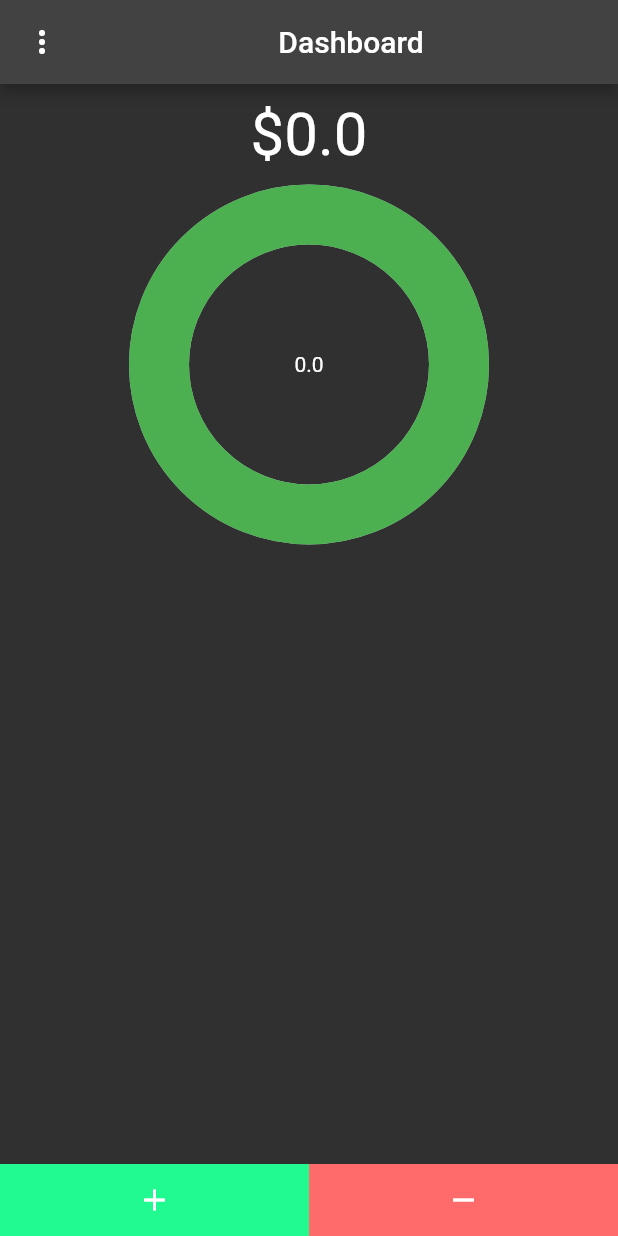
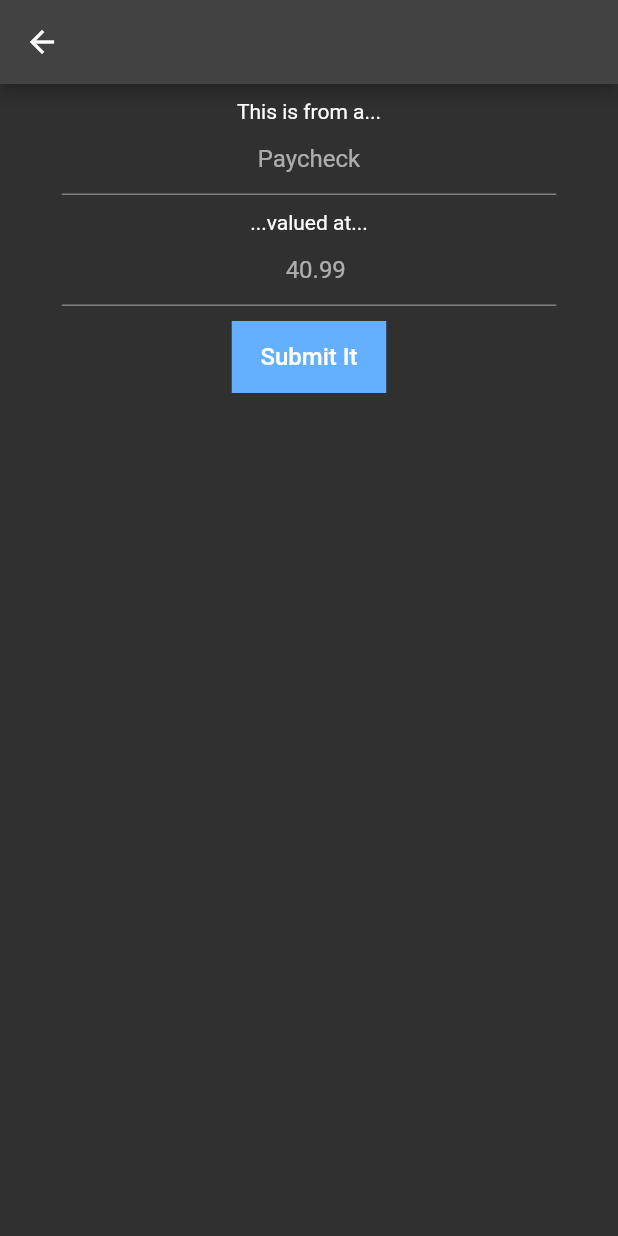
Before and after one commit to CaseyNguyen/Stax, a Flutter app: the screen it shows after launch, after a tap on the "remove" icon, on a phone screen of 412 x 824 dp. Run offline on Flutter 3.47's test engine with Material 2 defaults, Android fonts, the light colour scheme and no system bars; drawn by our look-alikes of percent_indicator; our stand-ins replace floor, sqflite; accounts and stored records are empty; generated files the repository leaves out were written again; Roboto replaces fonts that are missing (Georgia).

Commit message:
Had to switch name of Transaction to Income due to conflicts with SQFlite.

```diff
--- a/lib/dao/transaction_dao.dart
+++ b/lib/dao/income_dao.dart
@@ -1,4 +1,4 @@
-// transaction_dao.dart
+// income_dao.dart
 // Created by Casey Nguyen
 // VERSION CONTROL:
 // 8.18.2023 - DAO created.
@@ -13,21 +13,21 @@ import 'package:floor/floor.dart';
 import '../entities/transaction.dart';
 
 @dao
-abstract class TransactionDao{
+abstract class IncomeDao{
   // Retrieve ALL transactions from the DB.
-  @Query('SELECT * FROM Transaction')
-  Future<List<Transaction>> findAllTransactions();
+  @Query('SELECT * FROM Income')
+  Future<List<Income>> findAllTransactions();
 
   // Get the last known ID.
-  @Query('SELECT IFNULL(MAX(id), 0) FROM Transaction')
+  @Query('SELECT IFNULL(MAX(id), 0) FROM Income')
   Future<int?> retrieveLastID();
 
   // Remove all incomes.
   // OUT: Resets the database, but doesn't drop the table.
-  @Query('DELETE FROM Transaction')
+  @Query('DELETE FROM Income')
   Future<void> deleteIncomes();
 
   // Insert an income into the DB.
   @insert
-  Future<void> insertIncome(Transaction income);
+  Future<void> insertIncome(Income income);
 }
--- a/lib/database/database.dart
+++ b/lib/database/database.dart
@@ -9,12 +9,12 @@ import 'dart:async';
 import 'package:floor/floor.dart';
 import 'package:sqflite/sqflite.dart' as sqflite;
 
-import '../dao/transaction_dao.dart';
+import '../dao/income_dao.dart';
 import '../entities/transaction.dart';
 
 part 'database.g.dart';
 
-@Database(version: 1, entities: [Transaction])
+@Database(version: 1, entities: [Income])
 abstract class BudgeDatabase extends FloorDatabase {
-  TransactionDao get transactionDao;
+  IncomeDao get incomeDao;
 }
--- a/lib/entities/transaction.dart
+++ b/lib/entities/transaction.dart
@@ -8,11 +8,11 @@
 import 'package:floor/floor.dart';
 
 @entity
-class Transaction{
+class Income{
   @primaryKey
   final int id;
   final String name;
   final double value;
 
-  Transaction(this.id, this.name, this.value);
+  Income(this.id, this.name, this.value);
 }
--- a/lib/add_form.dart
+++ b/lib/forms/expense_form.dart
@@ -1,4 +1,4 @@
-// add_form.dart
+// income_form.dart
 // Created by Casey Nguyen
 // VERSION CONTROL:
 // 8.17.2023 - Created page. Added one field with no connections.
@@ -10,14 +10,14 @@ import 'package:flutter/material.dart';
 import 'package:flutter/services.dart';
 import 'package:provider/provider.dart';
 
-import 'entities/transaction.dart';
+import '../entities/transaction.dart';
 import 'dart:math' as math;
 
 
-class IncomeForm extends StatefulWidget{
-  const IncomeForm({Key? key}) : super(key: key);
+class ExpenseForm extends StatefulWidget{
+  const ExpenseForm({Key? key}) : super(key: key);
   @override
-  _IncomeFormState createState() => _IncomeFormState();
+  _ExpenseFormState createState() => _ExpenseFormState();
 }
 
 // Code is repurposed from Ajay Kumar. Special thanks!
@@ -32,23 +32,19 @@ class DecimalTextInputFormatter extends TextInputFormatter {
       ) {
     TextSelection newSelection = newValue.selection;
     String truncated = newValue.text;
-
     if (decimalRange != null) {
       String value = newValue.text;
-
       if (value.contains(".") &&
           value.substring(value.indexOf(".") + 1).length > decimalRange) {
         truncated = oldValue.text;
         newSelection = oldValue.selection;
       } else if (value == ".") {
         truncated = "0.";
-
         newSelection = newValue.selection.copyWith(
           baseOffset: math.min(truncated.length, truncated.length + 1),
           extentOffset: math.min(truncated.length, truncated.length + 1),
         );
       }
-
       return TextEditingValue(
         text: truncated,
         selection: newSelection,
@@ -59,7 +55,7 @@ class DecimalTextInputFormatter extends TextInputFormatter {
   }
 }
 
-class _IncomeFormState extends State<IncomeForm>{
+class _ExpenseFormState extends State<ExpenseForm>{
   final _formKey = GlobalKey<FormState>();
   final label = TextEditingController();
   final value = TextEditingController();
--- a/lib/main.dart
+++ b/lib/main.dart
@@ -3,16 +3,19 @@
 // VERSION CONTROL:
 // 8.17.2023 - Created the application. Assigned to Wrapper.
 
-import 'package:budge/add_form.dart';
+import 'package:budge/forms/income_form.dart';
 import 'package:budge/database/viewmodel.dart';
 import 'package:budge/wrapper.dart';
 import 'package:flutter/material.dart';
 import 'package:provider/provider.dart';
 import 'database/database.dart';
+import 'package:flutter/widgets.dart';
+import 'package:path/path.dart';
+import 'package:sqflite/sqflite.dart';
 
 void main() async {
   WidgetsFlutterBinding.ensureInitialized();
-  runApp(MyApp(database: await $FloorBudgeDatabase.databaseBuilder("budge.db").build()));
+  runApp(MyApp(database: await $FloorBudgeDatabase.databaseBuilder("transaction.db").build()));
 }
 
 class MyApp extends StatelessWidget {
--- a/lib/views/buttons.dart
+++ b/lib/views/buttons.dart
@@ -2,13 +2,15 @@
 // Created by Casey Nguyen
 // VERSION CONTROL:
 // 8.18.2023 - Created to display buttons for creating transactions.
-// 8.21.2023 - Updated to match final design (solid color).
+// 8.21.2023 - Updated to match final design (solid color). Added expense form
+// connection.
 
-import 'package:budge/add_form.dart';
+import 'package:budge/forms/income_form.dart';
 import 'package:flutter/material.dart';
 import 'package:provider/provider.dart';
 
 import '../database/viewmodel.dart';
+import '../forms/expense_form.dart';
 
 class TransactionButton extends StatelessWidget{
   const TransactionButton({super.key});
@@ -35,7 +37,12 @@ class TransactionButton extends StatelessWidget{
           color: const Color(0xFFFF6B6B),
           child: TextButton(
               child: const Icon(Icons.remove, color: Colors.white),
-              onPressed: () {},
+              onPressed: () {
+                Navigator.push(
+                  context,
+                  MaterialPageRoute(builder: (context) => const ExpenseForm()),
+                );
+              },
               ),
           ),
       ]
--- a/lib/views/topbuttons.dart
+++ b/lib/views/topbuttons.dart
@@ -1,5 +1,5 @@
 
-import 'package:budge/add_form.dart';
+import 'package:budge/forms/income_form.dart';
 import 'package:flutter/material.dart';
 import 'package:provider/provider.dart';
 
--- a/lib/wrapper.dart
+++ b/lib/wrapper.dart
@@ -5,7 +5,7 @@
 // 8.17.2023 - Created bottom navigation buttons (no functionality).
 // 8.18.2023 - Updated the bottom navigation buttons.
 
-import 'package:budge/add_form.dart';
+import 'package:budge/forms/income_form.dart';
 import 'package:budge/views/buttons.dart';
 import 'package:budge/views/list.dart';
 import 'package:budge/views/topbuttons.dart';
```
Also changed, not shown: lib/database/viewmodel.dart (+7 -6 lines), lib/forms/income_form.dart (added, +124 -0 lines).
